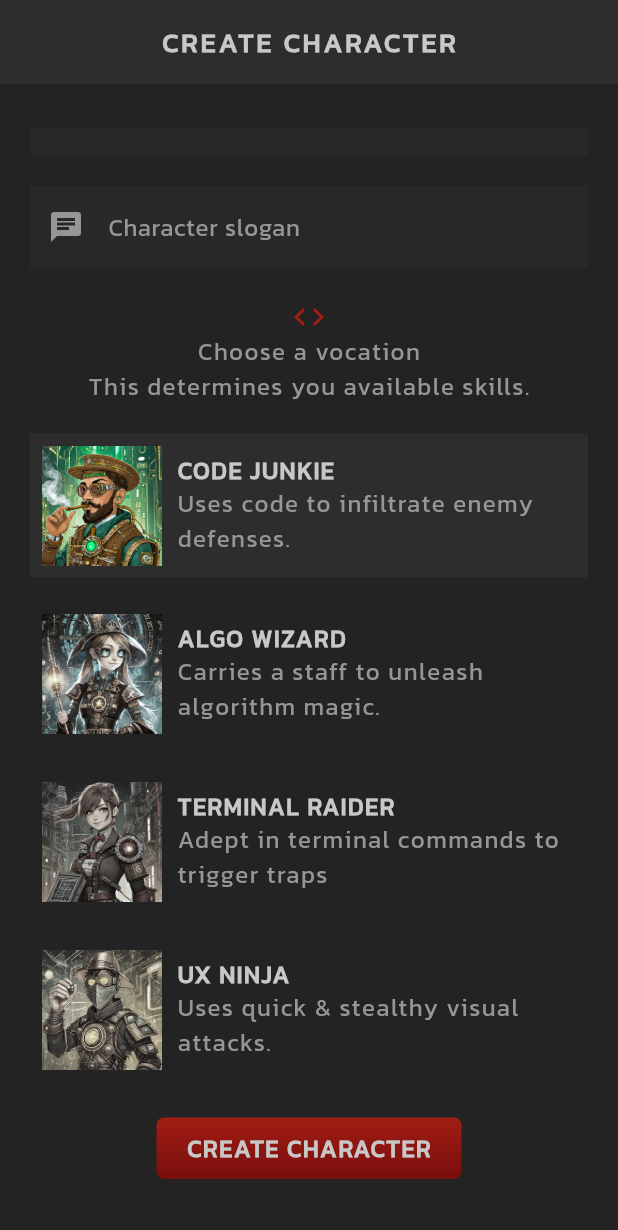
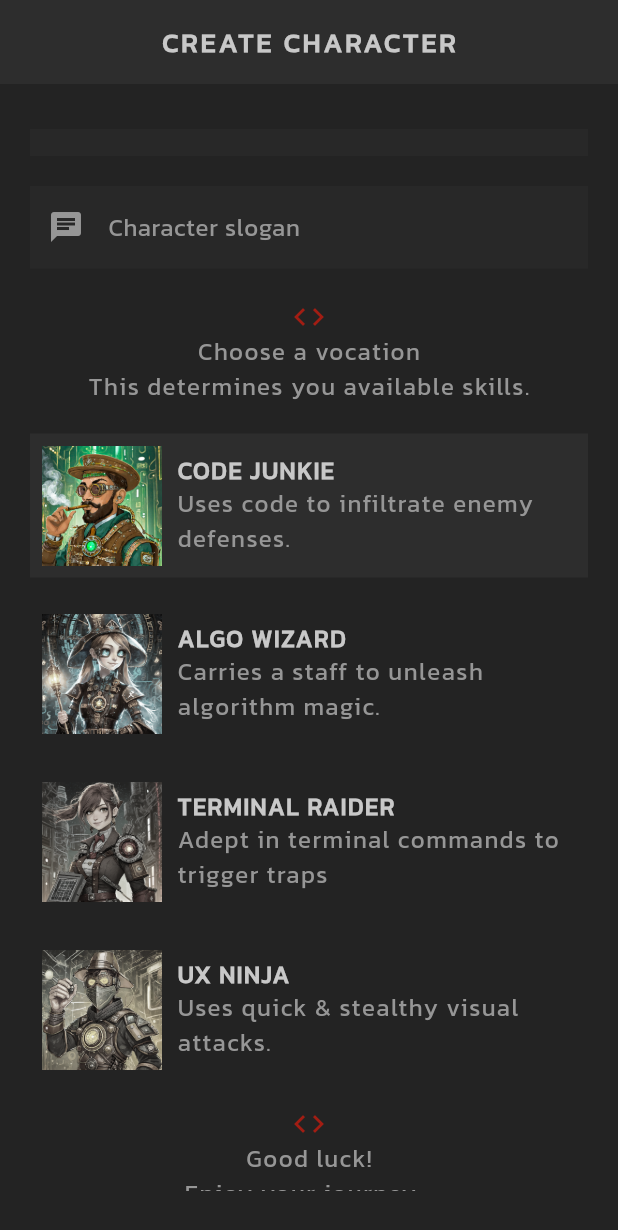
Before and after one commit to smsanagustin/flutter-rpg, a Flutter app: the screen it shows after launch, scrolled down 137 dp, on a phone screen of 412 x 824 dp. Shown: the top 1230 px of the screen. Run offline on Flutter 3.47's test engine with Material 3 defaults, Android fonts, the phone set to English and light mode, and no system bars.

Commit message:
Add submission handler

```diff
--- a/lib/screens/create/create.dart
+++ b/lib/screens/create/create.dart
@@ -1,9 +1,13 @@
 import 'package:flutter/material.dart';
+import 'package:flutter_rpg/models/character.dart';
 import 'package:flutter_rpg/models/vocation.dart';
 import 'package:flutter_rpg/screens/create/vocation_card.dart';
 import 'package:flutter_rpg/shared/styled_button.dart';
 import 'package:flutter_rpg/shared/styled_text.dart';
 import 'package:flutter_rpg/theme.dart';
+import 'package:uuid/uuid.dart';
+
+var uuid = const Uuid();
 
 class Create extends StatefulWidget {
   const Create({super.key});
@@ -28,16 +32,18 @@ class _CreateState extends State<Create> {
   // submit handlers
   void handleSubmit() {
     if (_nameController.text.trim().isEmpty) {
-      print("Name must not be empty.");
       return;
     }
     if (_sloganController.text.trim().isEmpty) {
-      print("Slogan must not be empty.");
       return;
     }
 
-    print(_nameController.text);
-    print(_sloganController.text);
+    // create a new character if all fields have been filled
+    characters.add(Character(
+        vocation: selectedVocation,
+        name: _nameController.text.trim(),
+        slogan: _sloganController.text.trim(),
+        id: uuid.v4()));
   }
 
   // for updating vocations
@@ -131,6 +137,20 @@ class _CreateState extends State<Create> {
                       onTap: updateVocation,
                       vocation: Vocation.ninja),
 
+                  Center(
+                    child: Icon(Icons.code, color: AppColors.primaryColor),
+                  ),
+                  const Center(
+                    child: StyledText("Good luck!"),
+                  ),
+                  const Center(
+                    child: StyledText("Enjoy your journey..."),
+                  ),
+
+                  const SizedBox(
+                    height: 20,
+                  ),
+
                   StyledButton(
                       onPressed: handleSubmit,
                       child: const StyledHeading("Create Character"))
--- a/pubspec.yaml
+++ b/pubspec.yaml
@@ -34,6 +34,7 @@ dependencies:
   # The following adds the Cupertino Icons font to your application.
   # Use with the CupertinoIcons class for iOS style icons.
   cupertino_icons: ^1.0.8
+  uuid: ^4.5.1
 
 dev_dependencies:
   flutter_test:
```
Also changed, not shown: pubspec.lock.
